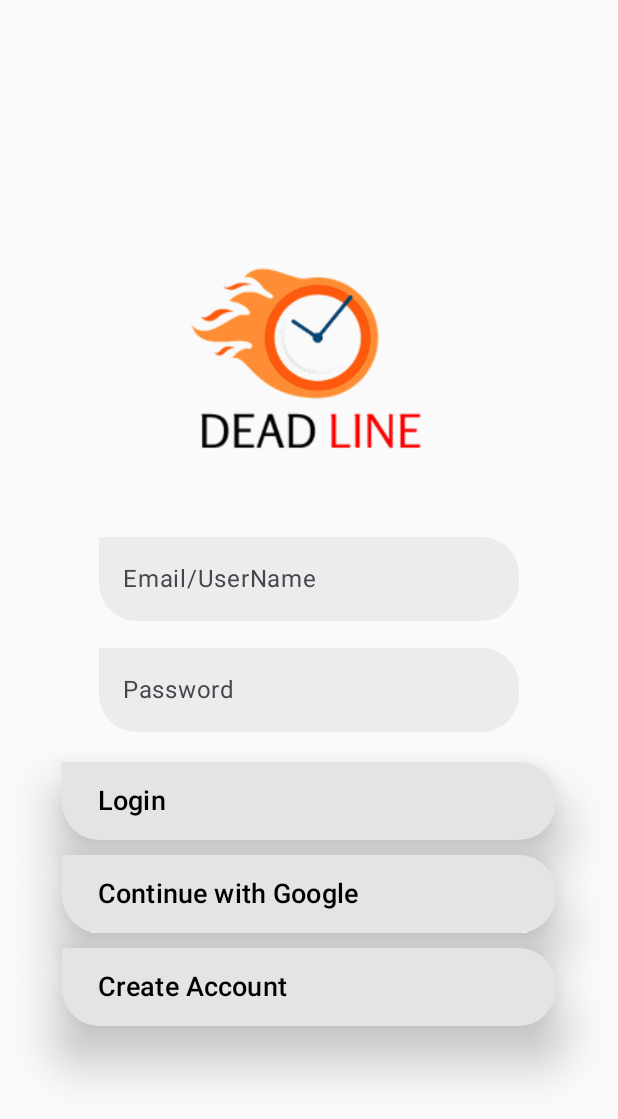
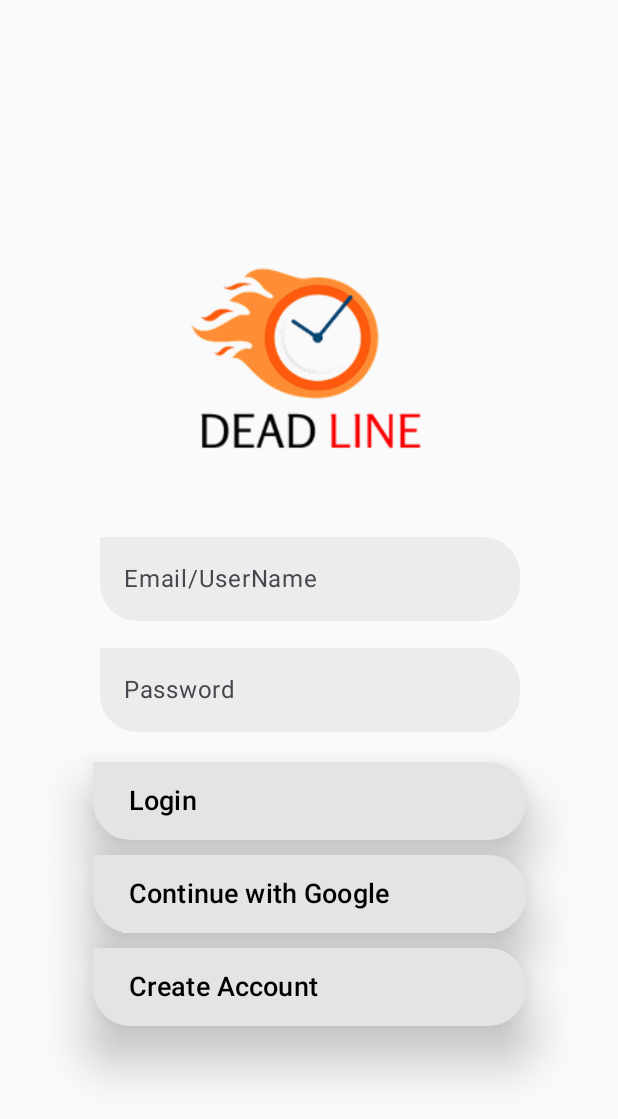
Before and after one commit to shanemalka9/Deadlines, an Android app built with Jetpack Compose: the screen it shows after launch (MainActivity), on a phone screen of 412 x 824 dp. Shown: the top 1119 px of the screen. Run offline under Robolectric (Android 15) with nearby library versions, the phone set to English and light mode, and no system bars.

```diff
--- a/app/src/main/java/lk/ms/deadlines/MainActivity.kt
+++ b/app/src/main/java/lk/ms/deadlines/MainActivity.kt
@@ -14,6 +14,7 @@ import lk.ms.deadlines.ui.home.HomeScreen
 import lk.ms.deadlines.ui.login.LoginScreen
 
 class MainActivity : ComponentActivity() {
+
     @RequiresApi(Build.VERSION_CODES.O)
     override fun onCreate(savedInstanceState: Bundle?) {
         super.onCreate(savedInstanceState)
--- a/app/src/main/java/lk/ms/deadlines/ui/login/LoginScreen.kt
+++ b/app/src/main/java/lk/ms/deadlines/ui/login/LoginScreen.kt
@@ -112,7 +112,7 @@ fun TextBox(
     onTextChange: (String) -> Unit
 ) {
     Box(
-        modifier = Modifier.fillMaxWidth(),
+        modifier = Modifier.fillMaxWidth(0.7f),
         contentAlignment = Alignment.Center
     ) {
         OutlinedTextField(
@@ -160,7 +160,7 @@ fun LoginScreenButton(
     Button(
         onClick = onClick, // OnClick is executed
         modifier = modifier
-            .fillMaxWidth(0.8f)
+            .fillMaxWidth(0.7f)
             .height(52.dp),
         shape = RoundedCornerShape(
                     topStart = 0.dp,
```
